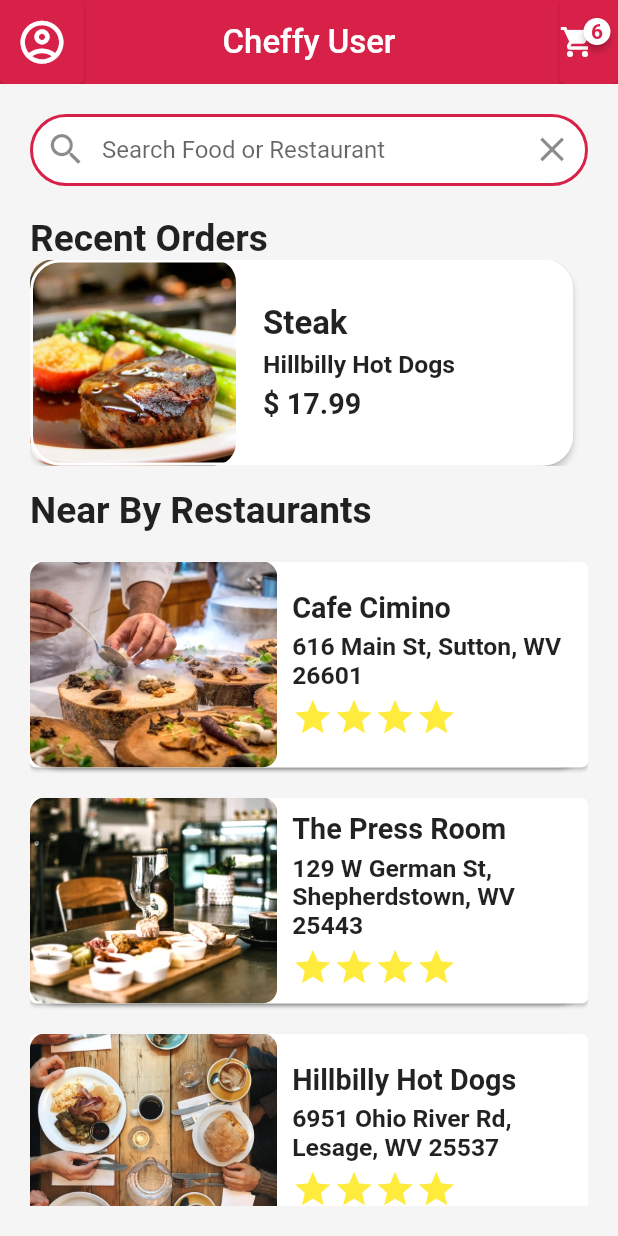
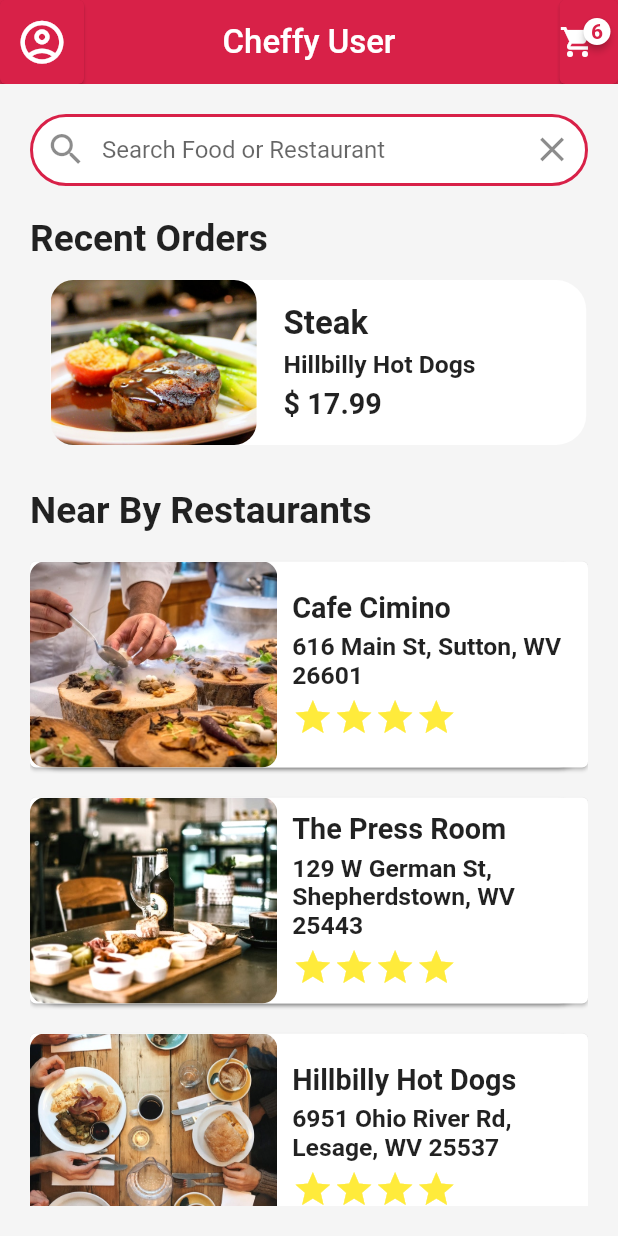
Before and after one commit to Adzumr/Food-Delivery-App-Flutter, a Flutter app: the screen it shows after launch, on a phone screen of 412 x 824 dp. Run offline on Flutter 3.47's test engine with Material 2 defaults, Android fonts, the phone set to English and light mode, and no system bars; drawn by our look-alikes of badges; our stand-ins replace sizer.

Commit message:
update Widget

```diff
--- a/lib/widgets/recentOrders.dart
+++ b/lib/widgets/recentOrders.dart
@@ -28,15 +28,11 @@ class RecentOrders extends StatelessWidget {
                   itemCount: currentUser.orders!.length,
                   itemBuilder: (BuildContext context, int index) {
                     Order order = currentUser.orders![index];
-                    String foodName = order.food!.name.toString();
-                    String restaurantName = order.restaurant!.name.toString();
-                    String foodPrice = order.food!.price.toString();
-                    String foodImage = order.food!.imageUrl.toString();
-                    return _recentOrders(
-                      foodImage,
-                      foodName,
-                      restaurantName,
-                      foodPrice,
+                    return RecentOrderCard(
+                      foodImage: "${order.food!.imageUrl}",
+                      foodName: "${order.food!.name}",
+                      restaurantName: "${order.restaurant!.name}",
+                      foodPrice: "${order.food!.price}",
                     );
                   },
                 ),
@@ -46,19 +42,101 @@ class RecentOrders extends StatelessWidget {
     );
   }
 
-  Card _recentOrders(String foodImage, String foodName, String restaurantName,
-      String foodPrice) {
-    return Card(
-      margin: const EdgeInsets.only(right: 20),
-      elevation: 2,
-      color: whiteColor,
-      shape: OutlineInputBorder(
-          borderRadius: BorderRadius.circular(20),
-          borderSide: BorderSide(color: whiteColor, width: 2)),
-      child: Container(
+//   Container _recentOrders(String foodImage, String foodName,
+//       String restaurantName, String foodPrice) {
+//     return Container(
+//       width: 260.sp,
+//       // padding: const EdgeInsets.all(8.0),
+//       margin: EdgeInsets.all(10.sp),
+//       decoration: BoxDecoration(
+//         color: whiteColor,
+//         borderRadius: BorderRadius.circular(20),
+//       ),
+//       child: Row(
+//         mainAxisAlignment: MainAxisAlignment.spaceBetween,
+//         children: [
+//           Expanded(
+//             child: Row(
+//               children: [
+//                 ClipRRect(
+//                   borderRadius: BorderRadius.circular(15),
+//                   child: SizedBox(
+//                     width: 100.sp,
+//                     height: 100.sp,
+//                     child: Image.asset(
+//                       foodImage,
+//                       fit: BoxFit.fitHeight,
+//                     ),
+//                   ),
+//                 ),
+//                 const SizedBox(width: 10),
+//                 Expanded(
+//                   child: Container(
+//                     margin: const EdgeInsets.all(8.0),
+//                     child: Column(
+//                       crossAxisAlignment: CrossAxisAlignment.start,
+//                       mainAxisAlignment: MainAxisAlignment.center,
+//                       children: [
+//                         Text(
+//                           foodName,
+//                           style: TextStyle(
+//                             fontWeight: FontWeight.bold,
+//                             fontSize: 16.sp,
+//                           ),
+//                           overflow: TextOverflow.ellipsis,
+//                         ),
+//                         const SizedBox(height: 5.0),
+//                         Text(
+//                           restaurantName,
+//                           style: TextStyle(
+//                             fontWeight: FontWeight.w600,
+//                             fontSize: 12.sp,
+//                           ),
+//                           overflow: TextOverflow.ellipsis,
+//                         ),
+//                         const SizedBox(height: 5.0),
+//                         Text(
+//                           "\$ " + foodPrice,
+//                           style: TextStyle(
+//                             fontWeight: FontWeight.bold,
+//                             fontSize: 14.sp,
+//                           ),
+//                           overflow: TextOverflow.ellipsis,
+//                         ),
+//                       ],
+//                     ),
+//                   ),
+//                 ),
+//               ],
+//             ),
+//           ),
+//         ],
+//       ),
+//     );
+//   }
+// }
+}
+
+class RecentOrderCard extends StatelessWidget {
+  const RecentOrderCard({
+    Key? key,
+    required this.foodImage,
+    required this.foodName,
+    required this.restaurantName,
+    required this.foodPrice,
+  }) : super(key: key);
+
+  final String foodImage;
+  final String foodName;
+  final String restaurantName;
+  final String foodPrice;
+
+  @override
+  Widget build(BuildContext context) {
+    return Container(
         width: 260.sp,
         // padding: const EdgeInsets.all(8.0),
-        margin: const EdgeInsets.only(right: 5.0),
+        margin: EdgeInsets.all(10.sp),
         decoration: BoxDecoration(
           color: whiteColor,
           borderRadius: BorderRadius.circular(20),
@@ -122,8 +200,6 @@ class RecentOrders extends StatelessWidget {
               ),
             ),
           ],
-        ),
-      ),
-    );
+        ));
   }
 }
--- a/lib/widgets/searchBar.dart
+++ b/lib/widgets/searchBar.dart
@@ -18,8 +18,8 @@ class SearchBar extends StatelessWidget {
         selectAll: true,
       ),
       decoration: InputDecoration(
-        contentPadding: const EdgeInsets.symmetric(
-            vertical: 10, horizontal: 20),
+        contentPadding:
+            const EdgeInsets.symmetric(vertical: 10, horizontal: 20),
         prefixIcon: IconButton(
           onPressed: () {},
           icon: Icon(
```
Also changed, not shown: pubspec.lock, 1 other file.
